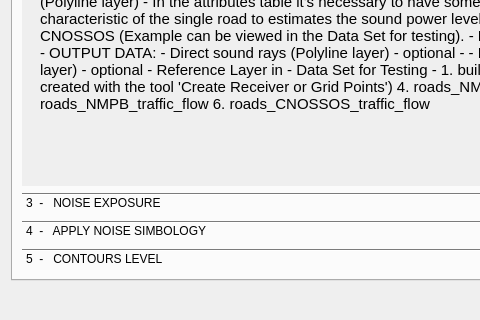
Qt form tools/ui_Helps.ui (pierluigiderosa/openoise) before a commit; both pictures show x 0 to 480 and y 527 to 847 of the 754 by 847 pixel window.
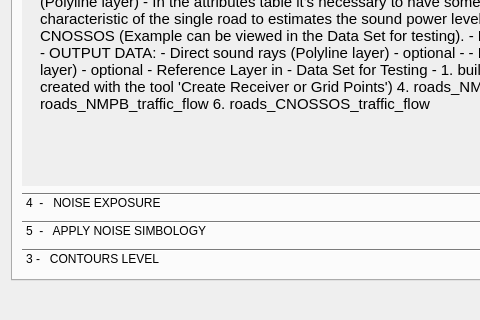
The same form after that commit. The open tabs and pages were chosen to show the change.

Patch:
```diff
--- a/tools/ui_Helps.ui
+++ b/tools/ui_Helps.ui
@@ -212,7 +212,7 @@
            </rect>
           </property>
           <attribute name="label">
-           <string>3  -   NOISE EXPOSURE</string>
+           <string>4  -   NOISE EXPOSURE</string>
           </attribute>
           <layout class="QVBoxLayout" name="verticalLayout_8">
            <item>
@@ -248,7 +248,7 @@
            </rect>
           </property>
           <attribute name="label">
-           <string>4  -   APPLY NOISE SIMBOLOGY</string>
+           <string>5  -   APPLY NOISE SIMBOLOGY</string>
           </attribute>
           <layout class="QVBoxLayout" name="verticalLayout_9">
            <item>
@@ -284,7 +284,7 @@
            </rect>
           </property>
           <attribute name="label">
-           <string>5  -   CONTOURS LEVEL</string>
+           <string>3 -   CONTOURS LEVEL</string>
           </attribute>
           <widget class="QLabel" name="label_9">
            <property name="geometry">
```
Left out of the diff: 34 changed lines with no effect on the pictures.
